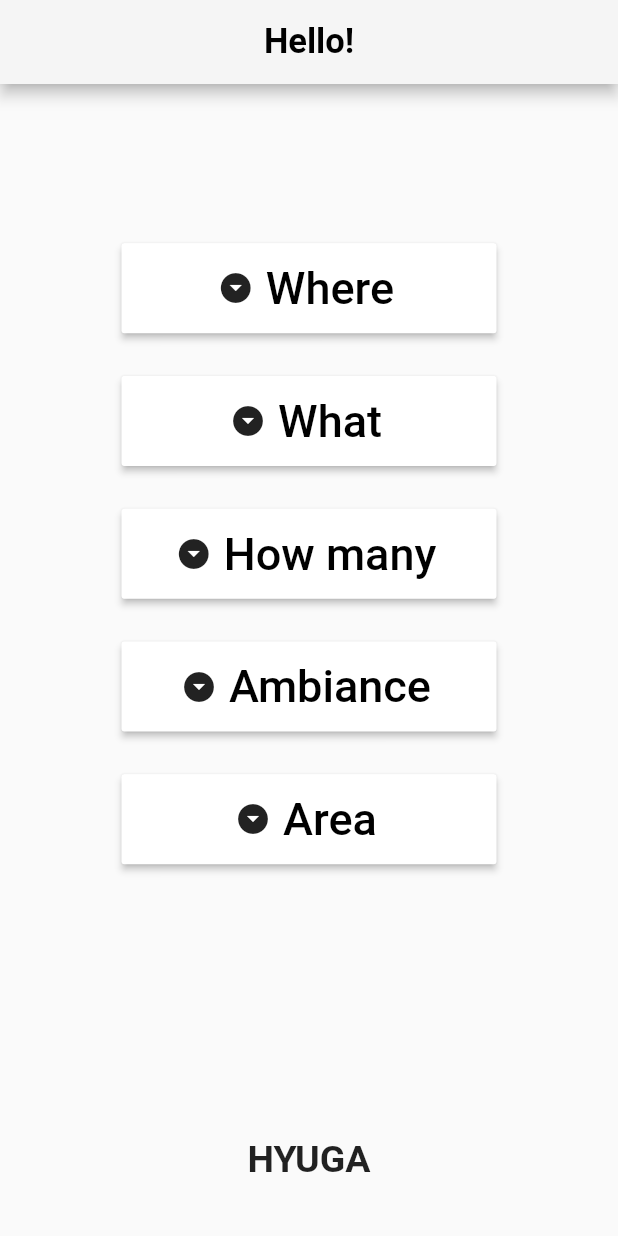
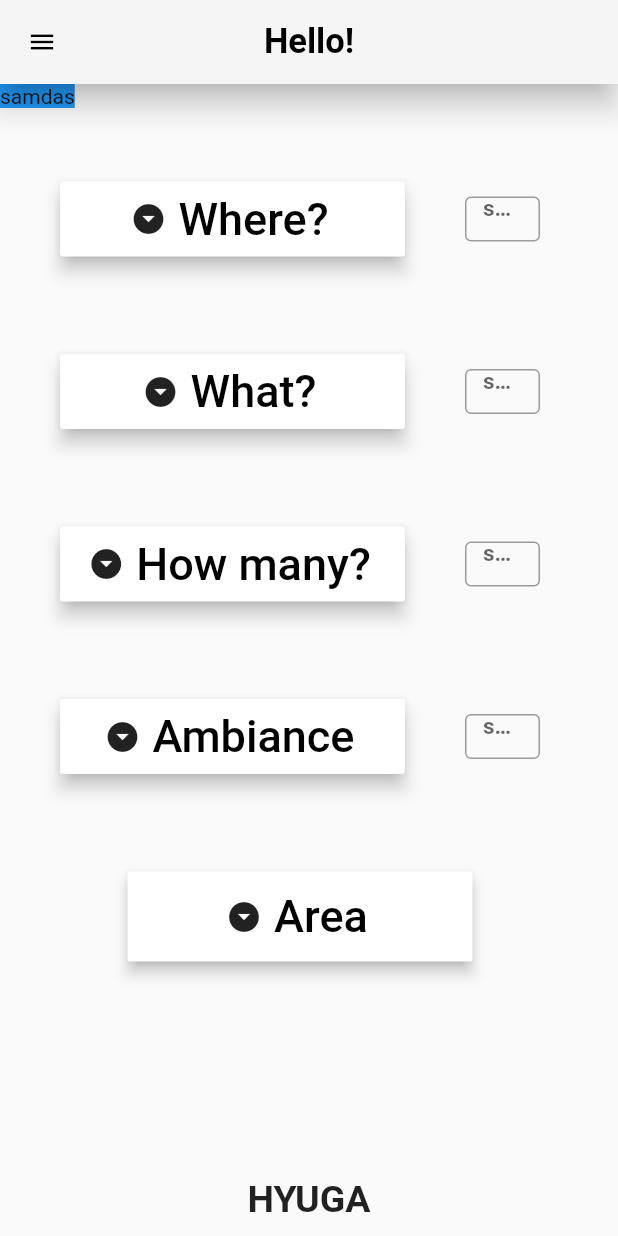
Before and after one commit to HyugaTeam/HyugaApp, a Flutter app: the screen it shows after launch, on a phone screen of 412 x 824 dp. Run offline on Flutter 3.47's test engine with Material 2 defaults, Android fonts, the phone set to English and light mode, and no system bars.

Commit message:
Stable version(first page completed)

```diff
--- /dev/null
+++ b/lib/globals/Global_Variables.dart
@@ -0,0 +1,15 @@
+int selectedWhere ;
+int selectedWhat ;
+int selectedHowMany;
+int selectedAmbiance;
+Map<String,int> selectedOptions = {'Where?':selectedWhere, 'What?':selectedWhat,
+                       'How many?':selectedHowMany, 'Ambiance':selectedAmbiance};
+
+final List<String> whereList = ["Cafè","Restaurant","Pub"]; /// Where-to-go list
+final List<List<String>> whatList = [["Coffee","Tea","Lemonade","Smoothie"], /// What list
+                ["Burger","Pizza","Local","Asian","Vegan","Oriental"],
+                ["Beer","Craft Beer","Cocktail","Wine","Shot"]];
+final List<String> howManyList = ['Forever Alone','Me and my date','3-5','6-8','8+']; /// How Many List
+final List<String> ambianceList = ["Intimate","Calm","Social-friendly"]; ///ambiance list
+
+  ///TODO Add a widget for the selected Area
--- a/lib/main.dart
+++ b/lib/main.dart
@@ -1,93 +1,33 @@
 import 'package:flutter/material.dart';
+import 'package:hyuga_app/widgets/MainMenu_Button.dart';
+import 'package:hyuga_app/globals/Global_Variables.dart' as g;
 
-void main() => runApp(MaterialApp(home: Home()));
+void main() => runApp(MaterialApp(
+  theme: ThemeData(
+    backgroundColor: Colors.white
+  ),
+  home: Home()));
 
 class Home extends StatelessWidget {
 
-  int i = 0;
-// TODO marit butoane
-  whereDrop(BuildContext context) {
+  areaDrop(BuildContext context) {
     return showDialog(context: context, builder: (context) {
       return Container(
+          margin: EdgeInsets.symmetric(),
           child: Align(
-              alignment: Alignment(0,-0.53),
+              alignment: Alignment(0,0.8),
               child: RaisedButton(
                   onPressed: () {},
                   child: Text(
-                      "Cafè\n\nRestaurant\n\nPub",
+                      "Select Area", //TODO implementan o harta
                       style: TextStyle(letterSpacing: 1, fontWeight: FontWeight.bold))
               )
           )
       );
     });
   }
+  @override
 
-  whatDropCeva(BuildContext context) {
-    return showDialog(context: context, builder: (context) {
-      return Container(
-        child: Align(
-          alignment: Alignment(0,-0.3),
-          child: RaisedButton(
-            onPressed: () {},
-             child: Text(
-                 "Coffee\n\nTea\n\nLemonade\n\nSmoothie",
-             style: TextStyle(letterSpacing: 1, fontWeight: FontWeight.bold))
-          )
-        )
-      );
-    });
-  }
-
-  howManyDrop(BuildContext context) {
-    return showDialog(context: context, builder: (context) {
-      return Container(
-          child: Align(
-              alignment: Alignment(0,-0.175),
-              child: RaisedButton(
-                  onPressed: () {},
-                  child: Text(
-                      "1-10", //TODO implementam un scaler
-                      style: TextStyle(letterSpacing: 1, fontWeight: FontWeight.bold))
-              )
-          )
-      );
-    });
-  }
-
-  ambianceDrop(BuildContext context) {
-    return showDialog(context: context, builder: (context) {
-      return Container(
-          child: Align(
-              alignment: Alignment(0,0.08),
-              child: RaisedButton(
-                  onPressed: () {},
-                  child: Text(
-                      "Intimate\n\nCalm\n\nSocial-friendly",
-                      style: TextStyle(letterSpacing: 1, fontWeight: FontWeight.bold))
-              )
-          )
-      );
-    });
-  }
-
-  areaDrop(BuildContext context) {
-    return showDialog(context: context, builder: (context) {
-      return Container(
-          child: Align(
-              alignment: Alignment(0,0.2),
-              child: RaisedButton(
-                  onPressed: () {},
-                  child: Text(
-                      "Select Area", //TODO implemtan o harta
-                      style: TextStyle(letterSpacing: 1, fontWeight: FontWeight.bold))
-              )
-          )
-      );
-    });
-  }
-
-
-  @override
   Widget build(BuildContext context) {
     return Scaffold(
       appBar: AppBar(
@@ -100,110 +40,54 @@ class Home extends StatelessWidget {
         ),
         centerTitle: true,
         backgroundColor: Colors.grey[100],
+        elevation: 8,  /// Slightly increased the 'elevation' value from the appBar and the 'body'
+        leading: IconButton(
+          icon: Icon(Icons.menu),
+          iconSize: 20,
+          color: Colors.black,
+          onPressed: () {},
         ),
-      body: Stack(children: [
-        Container(
-            child: Align(
-                alignment: Alignment(0, 0.9),
-                child: Text(
-                  'HYUGA',
-                  textAlign: TextAlign.center,
-                  overflow: TextOverflow.ellipsis,
-                  style: TextStyle(
-                      fontSize: 25.0,
-                      fontWeight: FontWeight.bold),
-                ))),
-        Container(
-            child: Align(
-                alignment: Alignment(0, -0.70),
-                child: ButtonTheme(
-                    minWidth: 250,
-                    height: 60,
-                child: RaisedButton.icon(
-                    onPressed: () {
-                      whereDrop(context);
-                    },
-                    icon: Icon(Icons.arrow_drop_down_circle),
-                    label: Text(
-                      "Where",
-                      style: TextStyle(fontSize: 30,
-                          color: Colors.black),
+         ///actions: <Widget>[],    ///Un-comment in case we want to add further Widgets on the appBar
       ),
-                    color: Colors.white)
-            )
-            )
+      body: Stack(
+      children: <Widget>[
+        ChangingText(
+          label: 'samdas',
         ),
         Container(
-            child: Align(
-                alignment: Alignment(0, -0.45),
-                child: ButtonTheme(
-                    minWidth: 250,
-                    height: 60,
-                child: RaisedButton.icon(
-                    onPressed: () {
-                      whatDropCeva(context);
-                    },
-                    icon: Icon(
-                        Icons.arrow_drop_down_circle),
-                    label: Text(
-                      "What",
-                      style: TextStyle(fontSize: 30,
-                          color: Colors.black),
+          constraints: BoxConstraints(
+            maxHeight: 650,
+            maxWidth: 400,
             ),
-                    color: Colors.white)
-            )
-            )
+          alignment: Alignment(0,0),
+          //color: Colors.red,
+          child: Column( /// Replaced 'Stack' with 'Column' for the Buttons
+                    mainAxisAlignment: MainAxisAlignment.spaceEvenly,
+                    children: <Widget>[
+                      MainMenuButton(  /// 'Where' Button
+                        name: "Where?",
+                        options: g.whereList,
                         ),
-        Container(
-            child: Align(
-                alignment: Alignment(0, -0.20),
-                child: ButtonTheme(
-                    minWidth: 250,
-                    height: 60,
-                child: RaisedButton.icon(
-                    onPressed: () {
-                      howManyDrop(context);
-                    },
-                    icon: Icon(
-                        Icons.arrow_drop_down_circle),
-                    label: Text(
-                      "How many",
-                      style: TextStyle(
-                        fontSize: 30,
-                          color: Colors.black),
+                      MainMenuButton(  /// 'What' Button
+                        name: "What?",
+                        options: g.whatList[0],
                         ),
-                    color: Colors.white)
-            )
-            )
+                      MainMenuButton(  /// 'How Many' Button
+                        name: "How many?",
+                        options: g.howManyList,
                       ),
-        Container(
-            child: Align(
-                alignment: Alignment(0, 0.05),
-                child: ButtonTheme(
-                    minWidth: 250,
-                    height: 60,
-                child: RaisedButton.icon(
-                    onPressed: () {
-                      ambianceDrop(context);
-                    },
-                    icon: Icon(
-                        Icons.arrow_drop_down_circle),
-                    label: Text(
-                      "Ambiance",
-                      style: TextStyle(
-                        fontSize: 30,
-                          color: Colors.black),
+                      MainMenuButton(  /// 'Ambiance' Button
+                        name: "Ambiance",
+                        options: g.ambianceList
                       ),
-                    color: Colors.white)
-            ))
-        ),
-        Container(
+                      Container(   /// "AREA" BUTTON
                           child: Align(
                               alignment: Alignment(0, 0.30),
                               child: ButtonTheme(
-                    minWidth: 250,
+                                  minWidth: 230,
                                   height: 60,
                               child: RaisedButton.icon(
+                                  elevation: 4,
                                   onPressed: () {
                                     areaDrop(context);
                                   },
@@ -216,85 +100,24 @@ class Home extends StatelessWidget {
                                   ),
                                   color: Colors.white)
                           )
-        ))
+                      )),
+                      ],
+                ),
+        ),
+        Container(   ///  'HYUGA' TITLE
+           padding: EdgeInsets.all(10),
+           child: Align(
+               alignment: Alignment(0, 1),
+               child: Text(
+                 "HYUGA",
+                 textAlign: TextAlign.center,
+                 overflow: TextOverflow.ellipsis,
+                 style: TextStyle(
+                     fontSize: 25.0,
+                     fontWeight: FontWeight.bold),
+               ))),
       ]),
+
     );
   }
 }
-
-
-//class MyStatefulWidget extends StatefulWidget {
-//  MyStatefulWidget({Key key}) : super(key: key);
-//
-//  @override
-//  _MyStatefulWidgetState createState() => _MyStatefulWidgetState();
-//}
-//
-//class _MyStatefulWidgetState extends State<MyStatefulWidget> {
-//  String dropdownValue = 'Where';
-//
-//  @override
-//  Widget build(BuildContext context) {
-//    return DropdownButton<String>(
-//      value: dropdownValue,
-//      icon: Icon(Icons.arrow_downward),
-//      iconSize: 24,
-//      elevation: 16,
-//      style: TextStyle(color: Colors.black),
-//      underline: Container(
-//        height: 2,
-//        color: Colors.black,
-//      ),
-//      onChanged: (String newValue) {
-//        setState(() {
-//          dropdownValue = newValue;
-//        });
-//      },
-//      items: <String>['Where', 'Coffee Shop', 'Restaurant', 'Pub']
-//          .map<DropdownMenuItem<String>>((String value) {
-//        return DropdownMenuItem<String>(
-//          value: value,
-//          child: Text(value),
-//        );
-//      }).toList(),
-//    );
-//  }
-//}
-
-//class MyStatefulWidget_1 extends StatefulWidget {
-//  MyStatefulWidget_1({Key key}) : super(key: key);
-//
-//  @override
-//  _MyStatefulWidgetState_1 createState() => _MyStatefulWidgetState_1();
-//}
-//
-//class _MyStatefulWidgetState_1 extends State<MyStatefulWidget_1> {
-//  String dropdownValue = 'Cuisine';
-//
-//  @override
-//  Widget build(BuildContext context) {
-//    return DropdownButton<String>(
-//      value: dropdownValue,
-//      icon: Icon(Icons.arrow_downward),
-//      iconSize: 24,
-//      elevation: 16,
-//      style: TextStyle(color: Colors.black),
-//      underline: Container(
-//        height: 2,
-//        color: Colors.black,
-//      ),
-//      onChanged: (String newValue) {
-//        setState(() {
-//          dropdownValue = newValue;
-//        });
-//      },
-//      items: <String>['Cuisine', 'Mediterranian', 'American', 'Asian', 'Indian']
-//          .map<DropdownMenuItem<String>>((String value) {
-//        return DropdownMenuItem<String>(
-//          value: value,
-//          child: Text(value),
-//        );
-//      }).toList(),
-//    );
-//  }
-//}
--- /dev/null
+++ b/lib/widgets/MainMenu_Button.dart
@@ -0,0 +1,126 @@
+import 'package:flutter/cupertino.dart';
+import 'package:flutter/material.dart';
+import 'package:hyuga_app/widgets/MainMenu_OptionsDropAction.dart';
+import 'package:hyuga_app/globals/Global_Variables.dart' as g;
+
+
+class MainMenuButton extends StatelessWidget{
+  @override
+
+  GlobalKey _key = GlobalKey(); /// Used for getting the button's coordinates
+  GlobalKey _key1 = GlobalKey();/// Used for changing the label's text when selecting an option
+  final String name;
+  final List<String> options;
+
+  String buttonText = '';
+  void changeText(){
+    setState(){
+      buttonText = 'sdas';
+      return buttonText;
+    }
+  }
+
+  _getPosition(){
+   final RenderBox renderBoxButton = _key.currentContext.findRenderObject();
+   final coordinatesButton = renderBoxButton.localToGlobal(Offset.zero);
+   //print("POSITION of $renderBoxButton: $coordinatesButton");
+   return coordinatesButton;
+ }
+
+  MainMenuButton({this.name,this.options});
+
+  Widget build(BuildContext context){
+
+    return Row(
+      mainAxisAlignment: MainAxisAlignment.spaceEvenly,
+      children: <Widget>[
+        //ChangingText(),
+        //Spacer(), /// Just a Spacer from the border, may be removed
+        Container(
+        key : _key,
+        child: ButtonTheme(
+            minWidth: 230,
+            height: 50,
+            child: RaisedButton.icon(
+                elevation: 5,
+                onPressed: () {
+                  return showDialog(context: context, builder: (context){
+                    return Padding(
+                      padding: EdgeInsets.only(
+                        top: _getPosition().dy,
+                        left: 37,  /// Manually adjusted value
+                        right: 148,  /// ---""----
+                        //bottom: MediaQuery.of(context).size.height-_getPosition().dy
+                      ),
+                      child: OptionsDropButton(
+                          options: name == 'What?' ? g.whatList[g.selectedWhere] : options,
+                          question: name,
+                          sizeOfButton: _getPosition(),
+                      )
+                    );
+                  });
+                },
+                icon: Icon(Icons.arrow_drop_down_circle),
+                label: Text(
+                  name,
+                  style: TextStyle(fontSize: 30,
+                      color: Colors.black),
+                ),
+                color: Colors.white)
+        )
+    ),
+        //Spacer(),
+         Container(
+          constraints: BoxConstraints(
+            maxHeight: 30,
+            maxWidth: 50
+          ),
+          //color: Colors.red,
+          child: TextField(
+            key: _key1,
+
+            decoration: InputDecoration(
+              hintText: "select an option",
+              border: OutlineInputBorder(borderSide: BorderSide())
+            ),
+            //g.selectedOptions[name]==null ? "select a location" : options[g.selectedOptions[name]],
+            readOnly : true,
+            style: TextStyle(
+              color: Colors.blueGrey,
+              fontSize: 15,
+              fontWeight: FontWeight.bold
+            ),
+          )
+        )
+      ],
+    );
+  }
+}
+
+class ChangingText extends StatefulWidget {
+  @override
+  final String label;
+  ChangingText({this.label});
+  _ChangingTextState createState() => _ChangingTextState(
+    label: this.label
+    );
+}
+
+class _ChangingTextState extends State<ChangingText> {
+  @override
+  String label = 'select an option';
+  void changeText (String str){
+    setState(){
+      label = str;
+    }
+  }
+  _ChangingTextState({this.label});
+  Widget build(BuildContext context) {
+    return Container(
+      color: Colors.blue,
+      child: Text(
+        label
+      )
+    );
+  }
+}
```
Also changed, not shown: lib/widgets/MainMenu_OptionsDropAction.dart (added, +64 -0 lines), lib/widgets/MainMenu_TextBox.dart (added, +23 -0 lines). Lines whose indentation alone changed are shown as unchanged.
